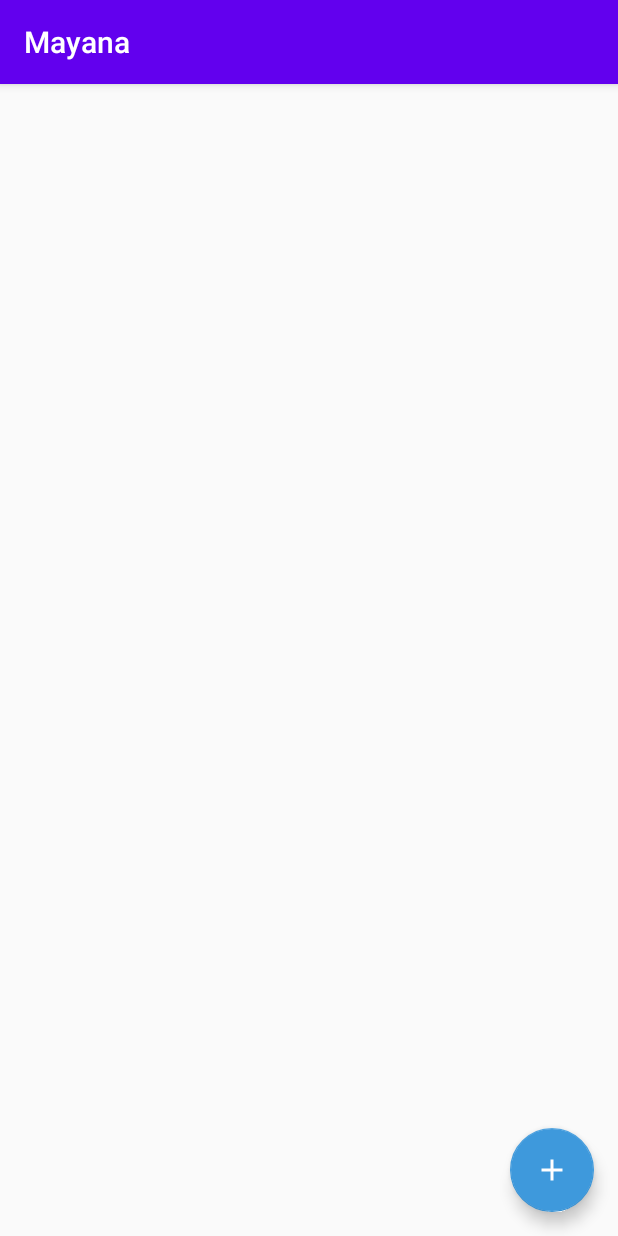
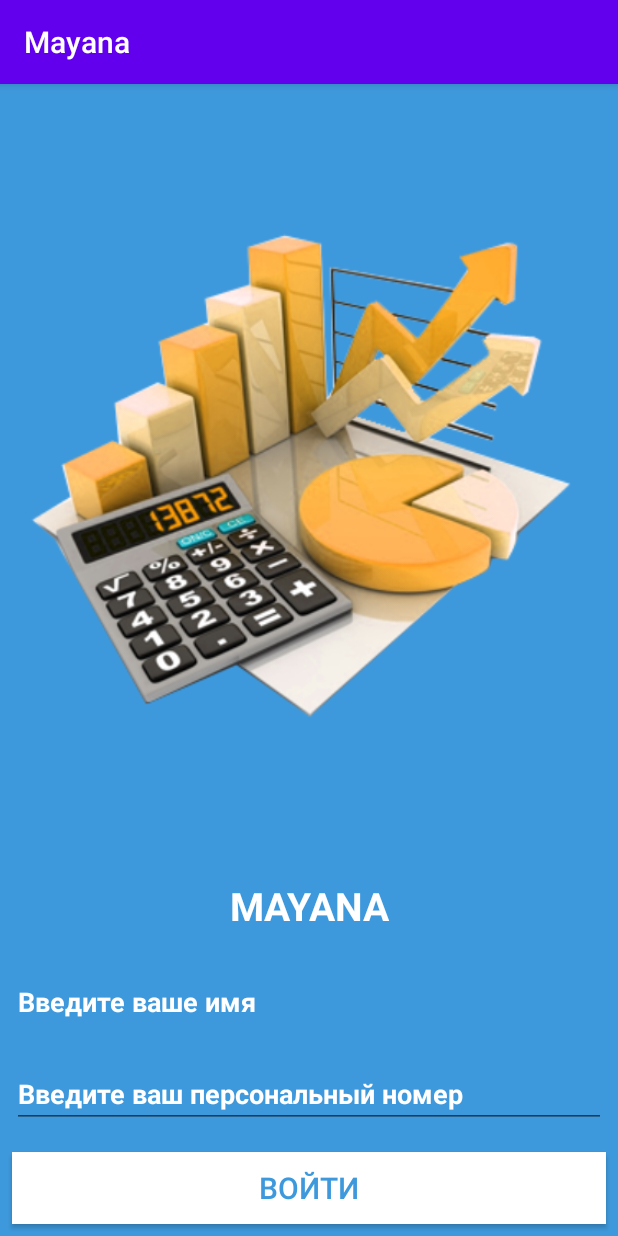
Before and after one commit to razzmed/Mayana, an Android app: the screen it shows after launch (MainActivity before the commit, StartActivity after it), on a phone screen of 412 x 824 dp. Run offline under Robolectric (Android 15) with nearby library versions, the phone set to English and light mode, and no system bars.

Commit message:
Add StartActivity

```diff
--- a/app/src/main/AndroidManifest.xml
+++ b/app/src/main/AndroidManifest.xml
@@ -10,7 +10,8 @@
         android:supportsRtl="true"
         android:theme="@style/AppTheme">
         <activity android:name=".AddNoteActivity"></activity>
-        <activity android:name=".MainActivity">
+        <activity android:name=".MainActivity" />
+        <activity android:name=".StartActivity">
             <intent-filter>
                 <action android:name="android.intent.action.MAIN" />
 
--- a/app/src/main/java/com/example/mayana/AddNoteActivity.java
+++ b/app/src/main/java/com/example/mayana/AddNoteActivity.java
@@ -14,6 +14,7 @@ public class AddNoteActivity extends AppCompatActivity {
     private EditText editTextEmployerPosition;
     private EditText editTextEmployerSalary;
     private Spinner spinnerPersonalDeduction;
+    //private int monthSalary;
 
     @Override
     protected void onCreate(Bundle savedInstanceState) {
@@ -24,6 +25,7 @@ public class AddNoteActivity extends AppCompatActivity {
         editTextEmployerPosition = findViewById(R.id.editTextEmployerPosition);
         editTextEmployerSalary = findViewById(R.id.editTextEmployerSalary);
         spinnerPersonalDeduction = findViewById(R.id.spinnerPersonalDeduction);
+
     }
 
     public void onClickCalculateSalary(View view) {
--- a/app/src/main/java/com/example/mayana/Note.java
+++ b/app/src/main/java/com/example/mayana/Note.java
@@ -6,12 +6,14 @@ public class Note {
     private String employerPosition;
     private String employerSalary;
     private String personalWage;
+    //private String monthSalary;
 
     public Note(String employerName, String employerPosition, String employerSalary, String personalWage) {
         this.employerName = employerName;
         this.employerPosition = employerPosition;
         this.employerSalary = employerSalary;
         this.personalWage = personalWage;
+        //this.monthSalary = monthSalary;
     }
 
     public String getEmployerName() {
@@ -29,4 +31,8 @@ public class Note {
     public String getPersonalWage() {
         return personalWage;
     }
+
+//    public String getMonthSalary() {
+//        return monthSalary;
+//    }
 }
--- a/app/src/main/java/com/example/mayana/NotesAdapter.java
+++ b/app/src/main/java/com/example/mayana/NotesAdapter.java
@@ -32,6 +32,7 @@ public class NotesAdapter extends RecyclerView.Adapter<NotesAdapter.NotesViewHol
         holder.textViewEmployerPosition.setText(note.getEmployerPosition());
         holder.textViewEmployerSalary.setText(note.getEmployerSalary());
         holder.textViewPersonalWage.setText(note.getPersonalWage());
+        //holder.textViewMonthSalary.setText(note.getMonthSalary());
     }
 
     @Override
@@ -45,6 +46,7 @@ public class NotesAdapter extends RecyclerView.Adapter<NotesAdapter.NotesViewHol
         private TextView textViewEmployerPosition;
         private TextView textViewEmployerSalary;
         private TextView textViewPersonalWage;
+        //private TextView textViewMonthSalary;
 
         public NotesViewHolder(@NonNull View itemView) {
             super(itemView);
@@ -53,6 +55,7 @@ public class NotesAdapter extends RecyclerView.Adapter<NotesAdapter.NotesViewHol
             textViewEmployerPosition = itemView.findViewById(R.id.textViewEmployerPosition);
             textViewEmployerSalary = itemView.findViewById(R.id.textViewEmployerSalary);
             textViewPersonalWage = itemView.findViewById(R.id.textViewPersonalWage);
+            //textViewMonthSalary = itemView.findViewById(R.id.textViewMonthSalary);
         }
     }
 }
--- /dev/null
+++ b/app/src/main/java/com/example/mayana/StartActivity.java
@@ -0,0 +1,38 @@
+package com.example.mayana;
+
+import android.app.Activity;
+import android.content.Intent;
+import android.os.Bundle;
+import android.view.View;
+import android.widget.EditText;
+import android.widget.Toast;
+
+import androidx.appcompat.app.AppCompatActivity;
+
+public class StartActivity extends AppCompatActivity {
+
+    private EditText editTextName;
+    private EditText editTextPassword;
+
+    @Override
+    protected void onCreate(Bundle savedInstanceState) {
+        super.onCreate(savedInstanceState);
+        setContentView(R.layout.activity_start);
+
+        editTextName = findViewById(R.id.editTextName);
+        editTextPassword = findViewById(R.id.editTextPassword);
+    }
+
+    public void onClickEnter(View view) {
+        String name = editTextName.getText().toString().trim();
+        String password = editTextPassword.getText().toString().trim();
+        if (!name.isEmpty() && !password.isEmpty()) {
+            Intent intent = new Intent(this, MainActivity.class);
+            intent.putExtra("name", name);
+            intent.putExtra("password", password);
+            startActivity(intent);
+        } else {
+            Toast.makeText(this, R.string.warning_fill_fields, Toast.LENGTH_SHORT).show();
+        }
+    }
+}
--- /dev/null
+++ b/app/src/main/res/layout/activity_start.xml
@@ -0,0 +1,64 @@
+<?xml version="1.0" encoding="utf-8"?>
+<LinearLayout
+    xmlns:android="http://schemas.android.com/apk/res/android"
+    xmlns:app="http://schemas.android.com/apk/res-auto"
+    xmlns:tools="http://schemas.android.com/tools"
+    android:layout_width="match_parent"
+    android:layout_height="match_parent"
+    android:orientation="vertical"
+    android:background="@color/colorAccent"
+    tools:context=".StartActivity">
+
+    <ImageView
+        android:id="@+id/imageViewLogo"
+        android:layout_width="match_parent"
+        android:layout_weight="1"
+        android:layout_height="0dp"
+        android:layout_margin="8dp"
+        android:contentDescription="@string/logo_description"
+        app:srcCompat="@drawable/ic_start" />
+
+    <TextView
+        android:id="@+id/textViewWelcome"
+        android:layout_width="match_parent"
+        android:layout_height="wrap_content"
+        android:layout_marginBottom="16dp"
+        android:layout_marginTop="8dp"
+        android:text="@string/welcome"
+        android:textColor="@color/white"
+        android:textStyle="bold"
+        android:textSize="26sp"
+        android:gravity="center" />
+
+    <EditText
+        android:id="@+id/editTextName"
+        android:layout_width="match_parent"
+        android:layout_height="wrap_content"
+        android:layout_margin="8dp"
+        android:inputType="textPersonName"
+        android:hint="@string/hint_name"
+        android:textColorHint="@color/white"
+        android:textStyle="bold" />
+
+    <EditText
+        android:id="@+id/editTextPassword"
+        android:layout_width="match_parent"
+        android:layout_height="wrap_content"
+        android:layout_margin="8dp"
+        android:inputType="textPassword"
+        android:hint="@string/hint_password"
+        android:textColorHint="@color/white"
+        android:textStyle="bold" />
+
+    <Button
+        android:id="@+id/buttonCreateOrder"
+        android:layout_width="match_parent"
+        android:layout_height="wrap_content"
+        android:layout_margin="8dp"
+        android:text="@string/btn_enter"
+        android:textSize="20sp"
+        android:background="@color/white"
+        android:textColor="@color/colorAccent"
+        android:onClick="onClickEnter"/>
+
+</LinearLayout>
--- a/app/src/main/res/values/colors.xml
+++ b/app/src/main/res/values/colors.xml
@@ -3,4 +3,5 @@
     <color name="colorPrimary">#6200EE</color>
     <color name="colorPrimaryDark">#3700B3</color>
     <color name="colorAccent">#3E99DC</color>
+    <color name="white">#FFFFFF</color>
 </resources>
--- a/app/src/main/res/values/strings.xml
+++ b/app/src/main/res/values/strings.xml
@@ -8,6 +8,15 @@
     <string name="position">Должность</string>
     <string name="employer_name">Ф.И.О. сотрудника</string>
     <string name="salary_of_month">Заработная плата:</string>
+    <string name="som_in_month">сом в месяц</string>
+    <string name="logo_description">Логотип</string>
+    <string name="welcome">MAYANA</string>
+    <string name="hint_name">Введите ваше имя</string>
+    <string name="hint_password">Введите ваш персональный номер</string>
+    <string name="btn_enter">Войти</string>
+    <string name="warning_fill_fields">Заполните все поля!</string>
+    <string name="default_name">клиент</string>
+    <string name="default_password">пароль</string>
 
     <string-array name="choice_personal_deduction">
     <item>Основной</item>
```
Also changed, not shown: app/src/main/java/com/example/mayana/MainActivity.java (+15 -0 lines), app/src/main/res/layout/note_item.xml (+36 -18 lines), app/src/main/res/drawable/ic_start.png (added).
